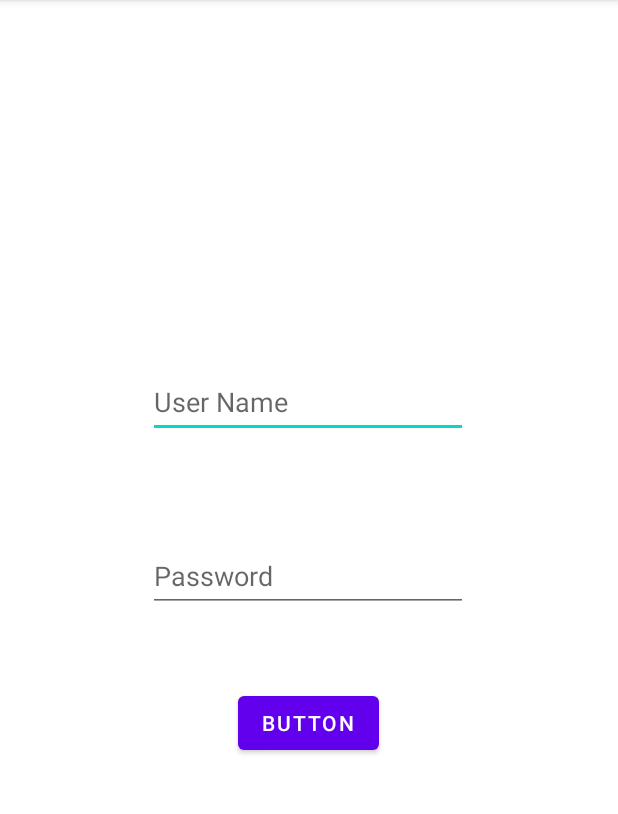
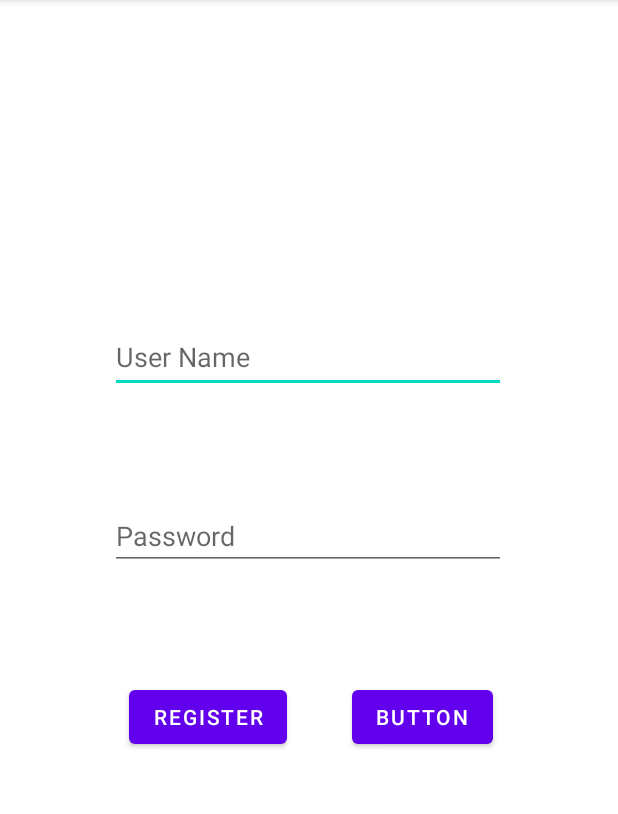
Before and after one commit to NithishVM/MinorProject, an Android app: the screen it shows after launch (MainActivity), on a phone screen of 412 x 824 dp, the part 84-898 px from its top. Run offline under Robolectric (Android 15) with nearby library versions, the phone set to English and light mode, and no system bars; libraries missing offline, so code that uses them is left out: com.parse; 1 statement that could not run was skipped.

Commit message:
Updated Register Button

```diff
--- a/app/src/main/res/layout/activity_main.xml
+++ b/app/src/main/res/layout/activity_main.xml
@@ -8,42 +8,55 @@
 
     <EditText
         android:id="@+id/editTextTextPersonName"
-        android:layout_width="wrap_content"
-        android:layout_height="wrap_content"
+        android:layout_width="264dp"
+        android:layout_height="48dp"
         android:ems="10"
         android:hint="User Name"
         android:inputType="textPersonName"
         android:minHeight="48dp"
         app:layout_constraintBottom_toBottomOf="parent"
         app:layout_constraintEnd_toEndOf="parent"
-        app:layout_constraintHorizontal_bias="0.497"
+        app:layout_constraintHorizontal_bias="0.496"
         app:layout_constraintStart_toStartOf="parent"
         app:layout_constraintTop_toTopOf="parent"
-        app:layout_constraintVertical_bias="0.339" />
+        app:layout_constraintVertical_bias="0.297" />
 
     <EditText
         android:id="@+id/editTextTextPersonName2"
-        android:layout_width="wrap_content"
-        android:layout_height="wrap_content"
+        android:layout_width="264dp"
+        android:layout_height="43dp"
         android:ems="10"
         android:hint="Password"
         android:inputType="textPersonName"
         android:minHeight="48dp"
         app:layout_constraintBottom_toBottomOf="parent"
         app:layout_constraintEnd_toEndOf="parent"
-        app:layout_constraintHorizontal_bias="0.497"
+        app:layout_constraintHorizontal_bias="0.496"
         app:layout_constraintStart_toStartOf="parent"
-        app:layout_constraintTop_toTopOf="parent" />
+        app:layout_constraintTop_toTopOf="parent"
+        app:layout_constraintVertical_bias="0.465" />
 
     <Button
         android:id="@+id/button"
         android:layout_width="wrap_content"
         android:layout_height="wrap_content"
+        android:text="Register"
+        app:layout_constraintBottom_toBottomOf="parent"
+        app:layout_constraintEnd_toEndOf="parent"
+        app:layout_constraintHorizontal_bias="0.281"
+        app:layout_constraintStart_toStartOf="parent"
+        app:layout_constraintTop_toTopOf="parent"
+        app:layout_constraintVertical_bias="0.631" />
+
+    <Button
+        android:id="@+id/button2"
+        android:layout_width="wrap_content"
+        android:layout_height="wrap_content"
         android:text="Button"
         app:layout_constraintBottom_toBottomOf="parent"
         app:layout_constraintEnd_toEndOf="parent"
-        app:layout_constraintHorizontal_bias="0.498"
+        app:layout_constraintHorizontal_bias="0.738"
         app:layout_constraintStart_toStartOf="parent"
         app:layout_constraintTop_toTopOf="parent"
-        app:layout_constraintVertical_bias="0.636" />
+        app:layout_constraintVertical_bias="0.631" />
 </androidx.constraintlayout.widget.ConstraintLayout>
```
Also changed, not shown: app/src/main/java/com/example/placementapp/MainActivity.java (+46 -16 lines).
